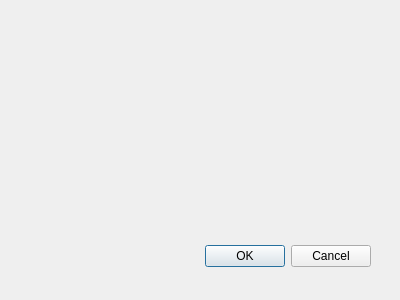
pussbb/Link-Saver, file plugins/import/importcore/importdialog.ui: the form before one commit.
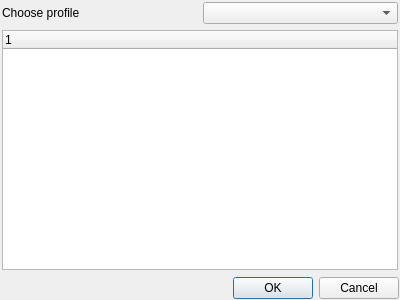
The form after the commit.

Diff of the .ui file:
```diff
--- a/plugins/import/importcore/importdialog.ui
+++ b/plugins/import/importcore/importdialog.ui
@@ -15,15 +15,43 @@
   <property name="windowTitle">
    <string>Dialog</string>
   </property>
+  <layout class="QGridLayout" name="gridLayout">
+   <property name="margin">
+    <number>1</number>
+   </property>
+   <item row="0" column="0">
+    <widget class="QStackedWidget" name="stackedWidget">
+     <widget class="QWidget" name="mainPage">
+      <layout class="QGridLayout" name="gridLayout_2">
+       <property name="margin">
+        <number>1</number>
+       </property>
+       <item row="0" column="0">
+        <widget class="QLabel" name="label">
+         <property name="text">
+          <string>Choose profile</string>
+         </property>
+        </widget>
+       </item>
+       <item row="0" column="1">
+        <widget class="QComboBox" name="profilesList"/>
+       </item>
+       <item row="1" column="0" colspan="2">
+        <widget class="QTreeWidget" name="links">
+         <column>
+          <property name="text">
+           <string notr="true">1</string>
+          </property>
+         </column>
+        </widget>
+       </item>
+      </layout>
+     </widget>
+     <widget class="QWidget" name="progressPage"/>
+    </widget>
+   </item>
+   <item row="1" column="0">
   <widget class="QDialogButtonBox" name="buttonBox">
-   <property name="geometry">
-    <rect>
-     <x>30</x>
-     <y>240</y>
-     <width>341</width>
-     <height>32</height>
-    </rect>
-   </property>
    <property name="orientation">
     <enum>Qt::Horizontal</enum>
    </property>
@@ -31,6 +59,8 @@
     <set>QDialogButtonBox::Cancel|QDialogButtonBox::Ok</set>
    </property>
   </widget>
+   </item>
+  </layout>
  </widget>
  <pixmapfunction/>
  <resources/>
```
Left out of the diff: 5 changed lines with no effect on the pictures. Lines whose indentation alone changed are shown as unchanged.
